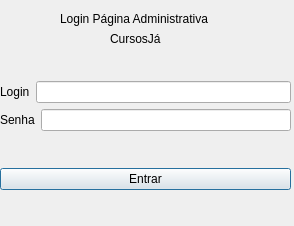
Old version of the form views/login_admpage.ui in the repository caffeine-free/cursos-ja.
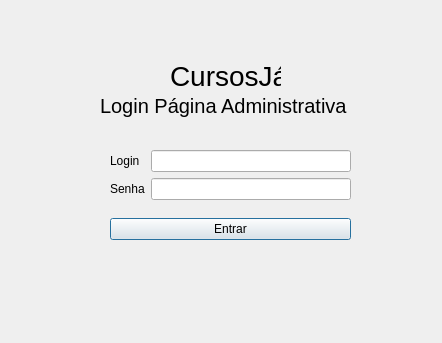
New version of the form.

Commit message: feat: adjust of views width and height

What changed in the file:
```diff
--- a/views/login_admpage.ui
+++ b/views/login_admpage.ui
@@ -6,8 +6,8 @@
    <rect>
     <x>0</x>
     <y>0</y>
-    <width>294</width>
-    <height>226</height>
+    <width>442</width>
+    <height>343</height>
    </rect>
   </property>
   <property name="windowTitle">
@@ -16,56 +16,69 @@
   <widget class="QLabel" name="label_3">
    <property name="geometry">
     <rect>
-     <x>110</x>
-     <y>30</y>
-     <width>67</width>
-     <height>17</height>
+     <x>170</x>
+     <y>60</y>
+     <width>111</width>
+     <height>31</height>
     </rect>
    </property>
+   <property name="styleSheet">
+    <string notr="true">font-size: 28px</string>
+   </property>
    <property name="text">
     <string>CursosJá</string>
    </property>
   </widget>
-  <widget class="QWidget" name="layoutWidget_2">
+  <widget class="QLabel" name="label">
    <property name="geometry">
     <rect>
-     <x>0</x>
-     <y>50</y>
-     <width>291</width>
-     <height>171</height>
+     <x>100</x>
+     <y>90</y>
+     <width>251</width>
+     <height>31</height>
     </rect>
    </property>
-   <layout class="QVBoxLayout" name="verticalLayout_3">
-    <item>
+   <property name="styleSheet">
+    <string notr="true">font-size: 20px</string>
+   </property>
+   <property name="text">
+    <string>Login Página Administrativa</string>
+   </property>
+  </widget>
+  <widget class="QWidget" name="">
+   <property name="geometry">
+    <rect>
+     <x>110</x>
+     <y>150</y>
+     <width>241</width>
+     <height>90</height>
+    </rect>
+   </property>
      <layout class="QVBoxLayout" name="verticalLayout">
       <item>
-       <layout class="QHBoxLayout" name="horizontalLayout">
-        <item>
+     <layout class="QFormLayout" name="formLayout">
+      <item row="0" column="0">
          <widget class="QLabel" name="label_4">
           <property name="text">
            <string>Login</string>
           </property>
          </widget>
         </item>
-        <item>
+      <item row="0" column="1">
          <widget class="QLineEdit" name="txt_login">
           <property name="text">
            <string/>
           </property>
          </widget>
         </item>
-       </layout>
-      </item>
-      <item>
-       <layout class="QHBoxLayout" name="horizontalLayout_2">
-        <item>
+      <item row="1" column="0">
          <widget class="QLabel" name="label_2">
           <property name="text">
            <string>Senha</string>
           </property>
          </widget>
         </item>
-        <item>
+      <item row="1" column="1">
          <widget class="QLineEdit" name="txt_senha">
           <property name="echoMode">
            <enum>QLineEdit::Password</enum>
@@ -74,8 +87,6 @@
         </item>
        </layout>
       </item>
-     </layout>
-    </item>
     <item>
      <widget class="QPushButton" name="pushButton">
       <property name="text">
@@ -85,19 +96,6 @@
     </item>
    </layout>
   </widget>
-  <widget class="QLabel" name="label">
-   <property name="geometry">
-    <rect>
-     <x>60</x>
-     <y>10</y>
-     <width>241</width>
-     <height>17</height>
-    </rect>
-   </property>
-   <property name="text">
-    <string>Login Página Administrativa</string>
-   </property>
-  </widget>
  </widget>
  <resources/>
  <connections/>
```
Lines whose indentation alone changed are shown as unchanged. The commit also changes 9 other files.
